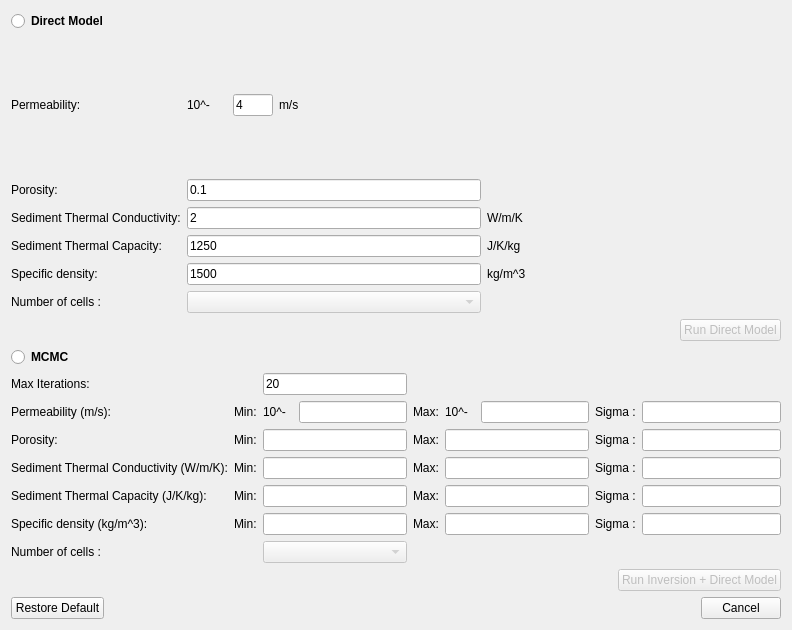
First picture: the form in molonaviz/dialogcompute.ui, repository SandraClodion/projet_molonaviz, before the edit.
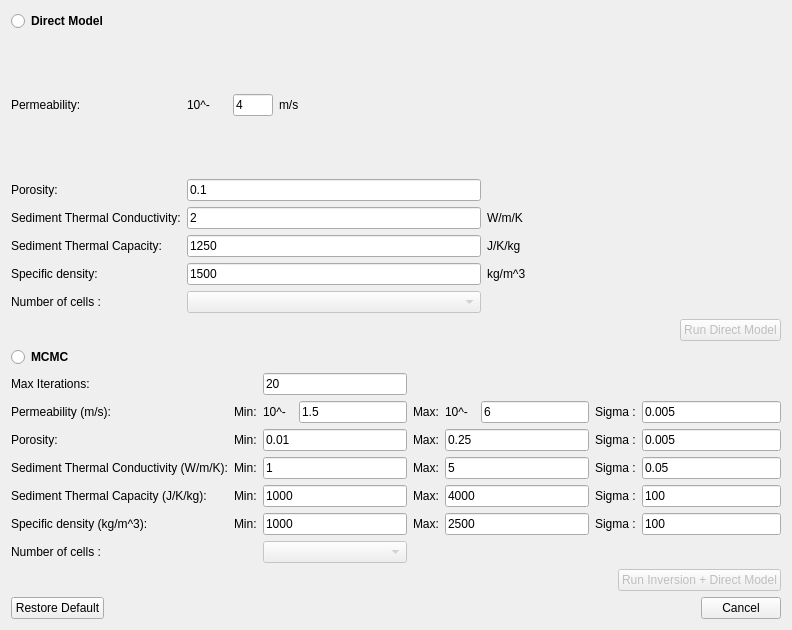
Second picture: the form after the edit.

```diff
--- a/molonaviz/dialogcompute.ui
+++ b/molonaviz/dialogcompute.ui
@@ -374,6 +374,9 @@
          <height>0</height>
         </size>
        </property>
+       <property name="text">
+        <string>0.01</string>
+       </property>
        <property name="readOnly">
         <bool>true</bool>
        </property>
@@ -387,6 +390,9 @@
          <height>0</height>
         </size>
        </property>
+       <property name="text">
+        <string>5</string>
+       </property>
        <property name="readOnly">
         <bool>true</bool>
        </property>
@@ -400,6 +406,9 @@
          <height>0</height>
         </size>
        </property>
+       <property name="text">
+        <string>0.005</string>
+       </property>
        <property name="readOnly">
         <bool>true</bool>
        </property>
@@ -448,6 +457,9 @@
          <height>0</height>
         </size>
        </property>
+       <property name="text">
+        <string>1000</string>
+       </property>
        <property name="readOnly">
         <bool>true</bool>
        </property>
@@ -468,6 +480,9 @@
          <height>0</height>
         </size>
        </property>
+       <property name="text">
+        <string>1000</string>
+       </property>
        <property name="readOnly">
         <bool>true</bool>
        </property>
@@ -481,6 +496,9 @@
          <height>0</height>
         </size>
        </property>
+       <property name="text">
+        <string>1</string>
+       </property>
        <property name="readOnly">
         <bool>true</bool>
        </property>
@@ -494,6 +512,9 @@
          <height>0</height>
         </size>
        </property>
+       <property name="text">
+        <string>0.005</string>
+       </property>
        <property name="readOnly">
         <bool>true</bool>
        </property>
@@ -507,6 +528,9 @@
          <height>0</height>
         </size>
        </property>
+       <property name="text">
+        <string>4000</string>
+       </property>
        <property name="readOnly">
         <bool>true</bool>
        </property>
@@ -527,6 +551,9 @@
          <height>0</height>
         </size>
        </property>
+       <property name="text">
+        <string>2500</string>
+       </property>
        <property name="readOnly">
         <bool>true</bool>
        </property>
@@ -540,6 +567,9 @@
          <height>0</height>
         </size>
        </property>
+       <property name="text">
+        <string>0.05</string>
+       </property>
        <property name="readOnly">
         <bool>true</bool>
        </property>
@@ -567,6 +597,9 @@
          <height>0</height>
         </size>
        </property>
+       <property name="text">
+        <string>100</string>
+       </property>
        <property name="readOnly">
         <bool>true</bool>
        </property>
@@ -587,6 +620,9 @@
          <height>0</height>
         </size>
        </property>
+       <property name="text">
+        <string>100</string>
+       </property>
        <property name="readOnly">
         <bool>true</bool>
        </property>
@@ -614,6 +650,9 @@
          <height>0</height>
         </size>
        </property>
+       <property name="text">
+        <string>0.25</string>
+       </property>
        <property name="readOnly">
         <bool>true</bool>
        </property>
@@ -663,6 +702,9 @@
        </item>
        <item>
         <widget class="QLineEdit" name="lineEditMoinsLog10KMin">
+         <property name="text">
+          <string>1.5</string>
+         </property>
          <property name="readOnly">
           <bool>true</bool>
          </property>
@@ -693,6 +735,9 @@
        </item>
        <item>
         <widget class="QLineEdit" name="lineEditMoinsLog10KMax">
+         <property name="text">
+          <string>6</string>
+         </property>
          <property name="readOnly">
           <bool>true</bool>
          </property>
```
